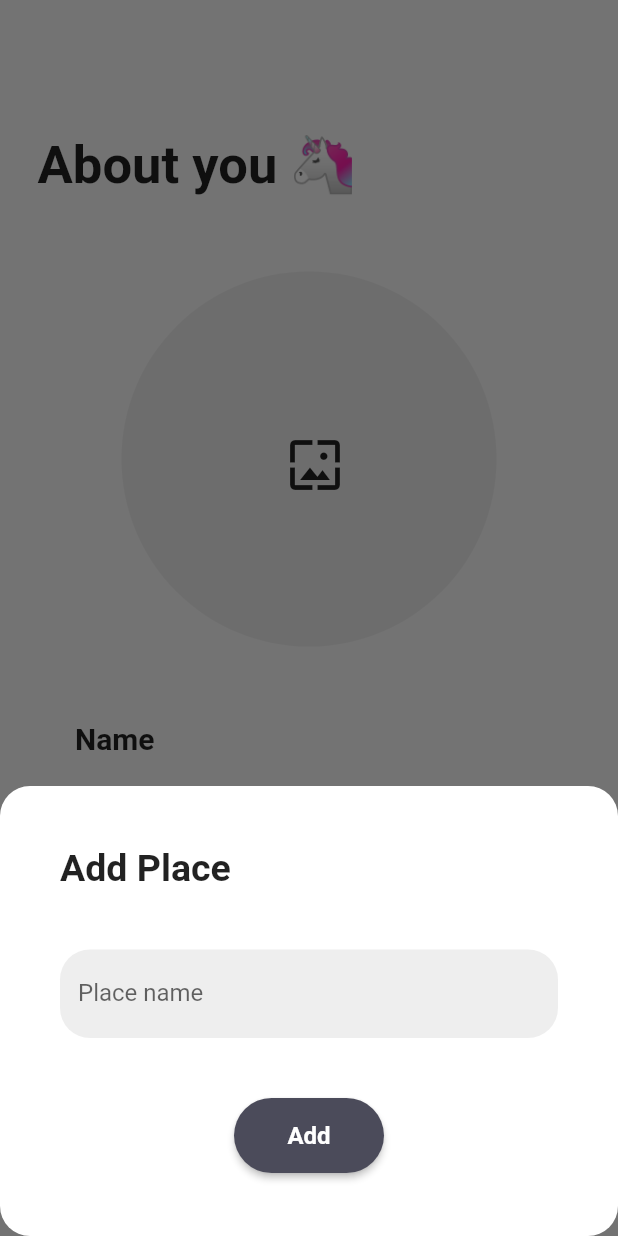
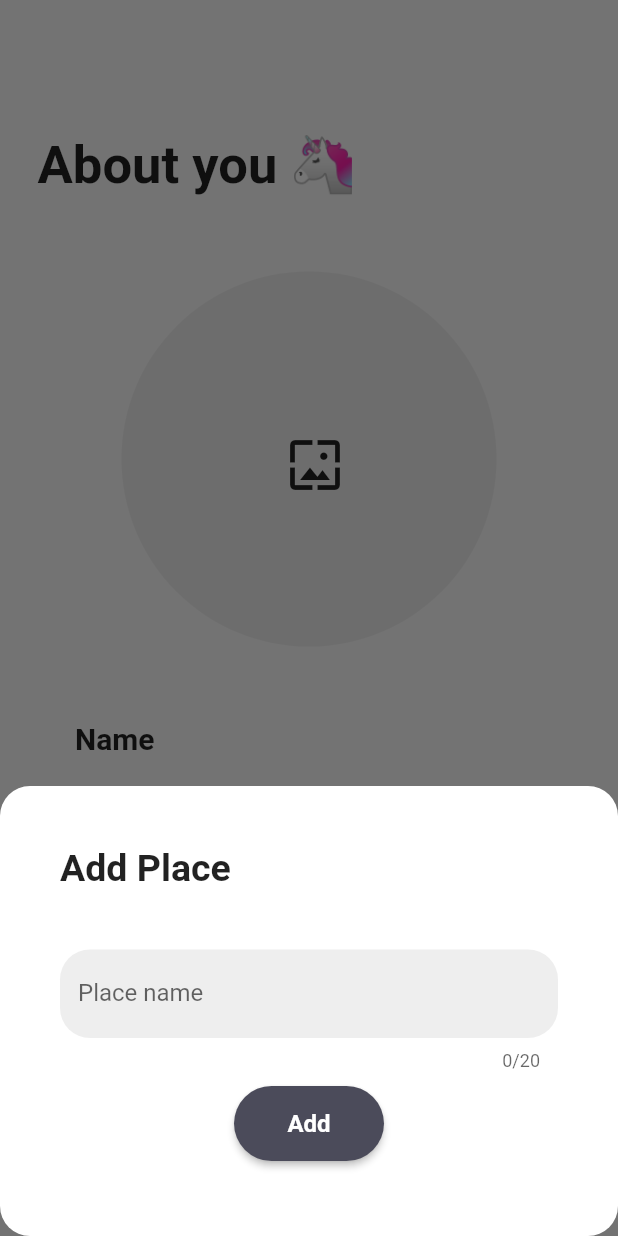
Before and after one commit to aoiorio/Travel-Knock, a Flutter app: the SettingProfileScreen screen opened directly, after a tap on the "add" icon, on a phone screen of 412 x 824 dp. Run offline on Flutter 3.47's test engine with Material 2 defaults, Android fonts, the phone set to English and light mode, and no system bars; our stand-ins replace flutter_custom_clippers, image_picker, supabase_flutter; missing offline and left inert: flutter_appauth; accounts and stored records are empty; network calls fail.

Commit message:
connected to the supabase and created features of setting_profile_page

```diff
--- /dev/null
+++ b/lib/components/avatar.dart
@@ -0,0 +1,99 @@
+import 'package:flutter/material.dart';
+import 'package:image_picker/image_picker.dart';
+import 'package:supabase_flutter/supabase_flutter.dart';
+
+class Avatar extends StatelessWidget {
+  const Avatar({
+    super.key,
+    required this.imageUrl,
+    required this.onUpload,
+  });
+
+  final String? imageUrl;
+  final void Function(String imageUrl) onUpload;
+
+  @override
+  Widget build(BuildContext context) {
+    final supabase = Supabase.instance.client;
+
+    void pickImage() async {
+      final ImagePicker picker = ImagePicker();
+      // Pick an image.
+      final XFile? image = await picker.pickImage(source: ImageSource.gallery);
+      if (image == null) {
+        return;
+      }
+      final imageExtension = image.path.split('.').last.toLowerCase();
+      final imageBytes = await image.readAsBytes();
+      final userId = supabase.auth.currentUser!.id;
+      final imagePath = '/$userId/profile';
+      await supabase.storage.from('profiles').uploadBinary(
+            imagePath,
+            imageBytes,
+            fileOptions: FileOptions(
+              upsert: true,
+              contentType: 'image/$imageExtension',
+            ),
+          );
+      String imageUrl =
+          supabase.storage.from('profiles').getPublicUrl(imagePath);
+      imageUrl = Uri.parse(imageUrl)
+          .replace(queryParameters: {'t': DateTime.now().toIso8601String()}).toString();
+      onUpload(imageUrl);
+    }
+
+    return Stack(
+      alignment: Alignment.center,
+      children: [
+        SizedBox(
+          width: 250,
+          height: 350,
+          child: imageUrl != null
+              ? DecoratedBox(
+                  decoration: BoxDecoration(
+                    shape: BoxShape.circle,
+                    image: DecorationImage(
+                      fit: BoxFit.fill,
+                      image: NetworkImage(imageUrl!),
+                      // fit: BoxFit.cover
+                    ),
+                  ),
+                )
+              : const DecoratedBox(
+                  decoration: BoxDecoration(
+                    shape: BoxShape.circle,
+                    color: Color(0xffEEEEEE),
+                  ),
+                ),
+        ),
+        Center(
+          child: imageUrl != null
+              ? IconButton(
+                  // DONE create the database with supabase and connect to storage
+                  onPressed: pickImage,
+                  icon: const Icon(
+                    Icons.wallpaper_outlined,
+                    size: 40,
+                  ),
+                )
+              : Column(
+                  children: [
+                    // const Text('No image'),
+                    // const SizedBox(
+                    //   height: 10,
+                    // ),
+                    IconButton(
+                      // DONE create the database with supabase and connect to storage
+                      onPressed: pickImage,
+                      icon: const Icon(
+                        Icons.wallpaper_outlined,
+                        size: 40,
+                      ),
+                    ),
+                  ],
+                ),
+        ),
+      ],
+    );
+  }
+}
--- a/lib/provider/login_provider.dart
+++ b/lib/provider/login_provider.dart
@@ -1 +0,0 @@
-import 'package:riverpod/riverpod.dart';
--- a/lib/screen/add_places.dart
+++ b/lib/screen/add_places.dart
@@ -1,23 +1,98 @@
 import 'package:flutter/material.dart';
 
 class AddPlacesScreen extends StatelessWidget {
-  const AddPlacesScreen({super.key});
+  const AddPlacesScreen({super.key, required this.placeNameController, required this.addPlace});
+
+  final TextEditingController placeNameController;
+  final Function(String) addPlace;
 
   @override
   Widget build(BuildContext context) {
-    return const Scaffold(
-      body: Column(
-        // padding: EdgeInsets.all(30),
-        // decoration: BoxDecoration(border: Border.all(), borderRadius: BorderRadius.circular(20)),
-        // height: 500,
-        // width: double.infinity,
-        // alignment: Alignment.center,
-        children: [
-          Text(
-            'Add Place',
-            style: TextStyle(fontWeight: FontWeight.bold, fontSize: 30),
-          ),
-        ],
+    return Padding(
+      padding: MediaQuery.of(context).viewInsets,
+      child: Container(
+        padding: const EdgeInsets.all(40),
+        height: 300,
+        width: double.infinity,
+        child: Column(
+          mainAxisSize: MainAxisSize.min,
+          crossAxisAlignment: CrossAxisAlignment.start,
+          children: [
+            const Text(
+              'Add Place',
+              style: TextStyle(fontWeight: FontWeight.bold, fontSize: 25),
+            ),
+            const SizedBox(
+              height: 40,
+            ),
+            TextField(
+              maxLength: 20,
+              decoration: InputDecoration(
+                  labelText: 'Place name',
+                  border: OutlineInputBorder(
+                    borderRadius: BorderRadius.circular(20),
+                    borderSide: const BorderSide(
+                      width: 0,
+                      style: BorderStyle.none,
+                    ),
+                  ),
+                  fillColor: const Color(0xffEEEEEE),
+                  filled: true,
+                  floatingLabelBehavior: FloatingLabelBehavior.never),
+              controller: placeNameController,
+            ),
+            Expanded(
+              child: Center(
+                child: SizedBox(
+                  width: 100,
+                  height: 50,
+                  child: ElevatedButton(
+                    // TODO add the place name to the setting_profile screen
+                    onPressed: () {
+                      if (placeNameController.text.trim().isEmpty) {
+                        showDialog(
+                          context: context,
+                          builder: (context) {
+                            return AlertDialog(
+                              shape: const RoundedRectangleBorder(
+                                  borderRadius:
+                                      BorderRadius.all(Radius.circular(20))),
+                              title: const Text('Fill your place name'),
+                              actions: [
+                                TextButton(
+                                  onPressed: () {
+                                    placeNameController.clear();
+                                    Navigator.of(context).pop();
+                                  },
+                                  child: const Text(
+                                    'Got it',
+                                    style: TextStyle(
+                                        color: Color.fromARGB(255, 68, 66, 66)),
+                                  ),
+                                )
+                              ],
+                            );
+                          },
+                        );
+                        return;
+                      }
+                      addPlace(placeNameController.text.trim());
+                    },
+                    style: ElevatedButton.styleFrom(
+                        backgroundColor: const Color(0xff4B4B5A),
+                        foregroundColor: Colors.white,
+                        shape: RoundedRectangleBorder(
+                            borderRadius: BorderRadius.circular(30))),
+                    child: const Text(
+                      'Add',
+                      style: TextStyle(fontSize: 16, fontWeight: FontWeight.w600),
+                    ),
+                  ),
+                ),
+              ),
+            ),
+          ],
+        ),
       ),
     );
   }
--- a/lib/screen/setting_profile.dart
+++ b/lib/screen/setting_profile.dart
@@ -1,5 +1,6 @@
 import 'package:flutter/material.dart';
 import 'package:supabase_flutter/supabase_flutter.dart';
+import 'package:travelknock/components/avatar.dart';
 import 'package:travelknock/screen/add_places.dart';
 import 'package:travelknock/screen/login.dart';
 
@@ -13,11 +14,21 @@ class SettingProfileScreen extends StatefulWidget {
 class _SettingProfileScreenState extends State<SettingProfileScreen> {
   final supabase = Supabase.instance.client;
 
-  final nameController = TextEditingController();
-  final placeNameController = TextEditingController();
+  final _nameController = TextEditingController();
+  final _placeNameController = TextEditingController();
+  List<String> userPlacesList = [];
+  String? _imageUrl;
+
+  @override
+  void dispose() {
+    _placeNameController.dispose();
+    _nameController.dispose();
+    super.dispose();
+  }
 
   void signOut() async {
     await supabase.auth.signOut();
+
     if (context.mounted) {
       Navigator.of(context).pushReplacement(
         MaterialPageRoute(builder: (context) => const LoginScreen()),
@@ -34,76 +45,65 @@ class _SettingProfileScreenState extends State<SettingProfileScreen> {
       backgroundColor: Colors.white,
       context: context,
       builder: (BuildContext context) {
-        return Padding(
-          padding: MediaQuery.of(context).viewInsets,
-          child: Container(
-            // padding: EdgeInsets.only(bottom: MediaQuery.of(context).viewInsets.bottom),
-            padding: const EdgeInsets.all(40),
-            height: 300,
-            width: double.infinity,
-            child: Column(
-              mainAxisSize: MainAxisSize.min,
-              crossAxisAlignment: CrossAxisAlignment.start,
-              children: [
-                const Text(
-                  'Add Place',
-                  style: TextStyle(fontWeight: FontWeight.bold, fontSize: 25),
-                ),
-                const SizedBox(
-                  height: 40,
-                ),
-                TextField(
-                  decoration: InputDecoration(
-                      labelText: 'Place name',
-                      border: OutlineInputBorder(
-                        borderRadius: BorderRadius.circular(20),
-                        borderSide: const BorderSide(
-                          width: 0,
-                          style: BorderStyle.none,
-                        ),
-                      ),
-                      fillColor: const Color(0xffEEEEEE),
-                      filled: true,
-                      floatingLabelBehavior: FloatingLabelBehavior.never),
-                  controller: placeNameController,
-                ),
-                const SizedBox(
-                  height: 40,
-                ),
-                Center(
-                  child: SizedBox(
-                    width: 100,
-                    height: 50,
-                    child: ElevatedButton(
-                      // TODO add the place name to the setting_profile screen
-                      onPressed: () {},
-                      style: ElevatedButton.styleFrom(
-                          backgroundColor: const Color(0xff4B4B5A),
-                          foregroundColor: Colors.white,
-                          shape: RoundedRectangleBorder(
-                              borderRadius: BorderRadius.circular(30))),
-                      child: const Text(
-                        'Add',
-                        style:
-                            TextStyle(fontSize: 16, fontWeight: FontWeight.w600),
-                      ),
-                    ),
-                  ),
-                ),
-              ],
-            ),
-          ),
-        );
+        return AddPlacesScreen(
+            placeNameController: _placeNameController, addPlace: addPlace);
       },
     );
   }
 
+  void addPlace(String place) {
+    // reset the value of textField
+    _placeNameController.clear();
+    // add place to the userPlacesList
+    setState(() {
+      userPlacesList.add(place);
+    });
+    Navigator.of(context).pop(_placeNameController.text);
+    print(userPlacesList);
+  }
+
   void photoButtonClick() {
-    print('Photo button clicked!!');
+    print(supabase.auth.currentUser!.id);
+  }
+
+  void updateProfile() async {
+    final userId = supabase.auth.currentUser!.id;
+    final username = _nameController.text.trim();
+
+    // confirm username, userPlacesList and username's length
+    if (username.isEmpty || userPlacesList.isEmpty || username.length <= 2) {
+      ScaffoldMessenger.of(context).showSnackBar(
+        const SnackBar(
+          content: Text('Write your name at least 3 letters and add place'),
+          backgroundColor: Color.fromARGB(255, 94, 94, 109),
+        ),
+      );
+      return;
+    }
+
+    try {
+      await supabase.from('profiles').upsert({
+        'id': userId,
+        'updated_at': DateTime.timestamp().toIso8601String(),
+        'username': username,
+        'places': userPlacesList,
+        'is_setting_profile': true,
+      });
+      print('Entered submit button!');
+      // TODO use Navigator.of(context).pushReplacement and transition to PlansScreen
+    } catch (error) {
+      ScaffoldMessenger.of(context).showSnackBar(
+        const SnackBar(
+          content: Text('The same name exists. Please change another one.'),
+          backgroundColor: Color.fromARGB(255, 94, 94, 109),
+        ),
+      );
+    }
   }
 
   @override
   Widget build(BuildContext context) {
+    print(supabase.auth.currentUser!.id);
     return Scaffold(
       body: SingleChildScrollView(
         child: Column(
@@ -123,31 +123,17 @@ class _SettingProfileScreenState extends State<SettingProfileScreen> {
                 ],
               ),
             ),
-            Stack(
-              alignment: Alignment.center,
-              children: [
-                const SizedBox(
-                  width: 250,
-                  height: 350,
-                  child: DecoratedBox(
-                    decoration: BoxDecoration(
-                      shape: BoxShape.circle,
-                      color: Color(0xffEEEEEE),
-                    ),
-                  ),
-                ),
-                Center(
-                  child: IconButton(
-                    // TODO create the database with supabase and connect to strage
-                    onPressed: photoButtonClick,
-                    icon: const Icon(
-                      Icons.wallpaper_outlined,
-                      size: 40,
-                    ),
-                  ),
-                ),
-              ],
-            ),
+            Avatar(
+                imageUrl: _imageUrl,
+                onUpload: (imageUrl) async {
+                  setState(() {
+                    _imageUrl = imageUrl;
+                  });
+                  final userId = supabase.auth.currentUser!.id;
+                  await supabase
+                      .from('profiles')
+                      .update({'avatar_url': imageUrl}).eq('id', userId);
+                }),
             Container(
               margin: const EdgeInsets.only(left: 50, right: 50),
               child: Column(
@@ -179,13 +165,14 @@ class _SettingProfileScreenState extends State<SettingProfileScreen> {
                           fillColor: const Color(0xffEEEEEE),
                           filled: true,
                           floatingLabelBehavior: FloatingLabelBehavior.never),
-                      controller: nameController,
+                      controller: _nameController,
                     ),
                   ),
                   const SizedBox(
                     height: 40,
                   ),
                   Row(
+                    mainAxisSize: MainAxisSize.min,
                     children: [
                       const Text(
                         'Your Places',
@@ -194,12 +181,14 @@ class _SettingProfileScreenState extends State<SettingProfileScreen> {
                       ),
                       const SizedBox(
                         width: 90,
+                        height: 0,
                       ),
-                      SizedBox(
+                      Expanded(
+                        child: SizedBox(
                           width: 80,
-                        height: 50,
+                          height: 50, // 50
                           child: ElevatedButton(
-                          // TODO display the add places screen as showBottomSheet
+                            // DONE display the add places screen as showBottomSheet
                             onPressed: showAddPlacesScreen,
                             style: ElevatedButton.styleFrom(
                               backgroundColor: const Color(0xff4B4B5A),
@@ -213,19 +202,65 @@ class _SettingProfileScreenState extends State<SettingProfileScreen> {
                               size: 40,
                             ),
                           ),
-                      )
+                        ),
+                      ),
                     ],
                   ),
-                  const SizedBox(
+                  if (userPlacesList.isNotEmpty)
+                    ListView.builder(
+                      shrinkWrap: true,
+                      physics: const NeverScrollableScrollPhysics(),
+                      itemCount: userPlacesList.length,
+                      itemBuilder: (context, index) {
+                        return Card(
+                          shape: RoundedRectangleBorder(
+                              borderRadius: BorderRadius.circular(20)),
+                          child: Padding(
+                            padding: const EdgeInsets.only(
+                                top: 10, bottom: 10, left: 20, right: 20),
+                            child: Row(
+                              mainAxisAlignment: MainAxisAlignment.spaceBetween,
+                              children: [
+                                Text(
+                                  userPlacesList[index],
+                                  style: const TextStyle(
+                                      fontSize: 20,
+                                      fontWeight: FontWeight.w500),
+                                ),
+                                // delete icon button
+                                IconButton(
+                                  alignment: Alignment.centerRight,
+                                  onPressed: () {
+                                    setState(() {
+                                      userPlacesList.removeAt(index);
+                                      print(userPlacesList);
+                                    });
+                                  },
+                                  icon: const Icon(Icons.delete,
+                                      color: Color.fromARGB(255, 148, 89, 85)),
+                                ),
+                              ],
+                            ),
+                          ),
+                        );
+                      },
+                    ),
+                  userPlacesList.isEmpty
+                      ? const SizedBox(
                           height: 50,
+                        )
+                      : const SizedBox(
+                          height: 10,
                         ),
-                  Center(
+                  Padding(
+                    padding: const EdgeInsets.only(bottom: 30),
+                    child: Center(
                       child: SizedBox(
                         height: 70,
                         width: 200,
                         child: ElevatedButton(
-                        // TODO create a transition to PlansScreen and add details to the database
-                        onPressed: () {},
+                          // DONE create a transition to PlansScreen and add details to the database
+                          onPressed: updateProfile,
                           style: ElevatedButton.styleFrom(
                               backgroundColor: const Color(0xff4B4B5A),
                               shape: RoundedRectangleBorder(
@@ -234,6 +269,7 @@ class _SettingProfileScreenState extends State<SettingProfileScreen> {
                           child: const Text(
                             'Submit',
                             style: TextStyle(fontSize: 20),
+                          ),
                         ),
                       ),
                     ),
--- a/pubspec.yaml
+++ b/pubspec.yaml
@@ -41,6 +41,7 @@ dependencies:
   supabase_flutter: ^1.10.21
   crypto: ^3.0.3
   flutter_riverpod: ^2.4.3
+  image_picker: ^1.0.4
 
 dev_dependencies:
   flutter_test:
```
Also changed, not shown: lib/main.dart (+19 -7 lines), lib/screen/login.dart (+36 -4 lines), flutter_01.png (added), pubspec.lock, 10 other files. Lines whose indentation alone changed are shown as unchanged.
